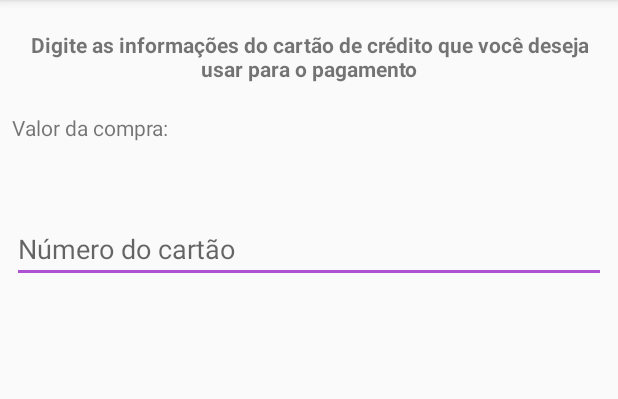
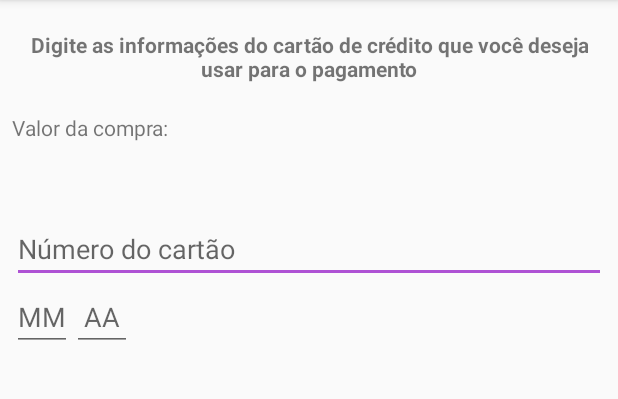
Before and after one commit to clacosta/layout-android-2, an Android app: the screen it shows after launch (PagamentoActivity), on a phone screen of 412 x 824 dp, the part 84-483 px from its top. Run offline under Robolectric (Android 15) with nearby library versions, the phone set to English and light mode, and no system bars.

```diff
--- a/app/src/main/res/layout/activity_pagamento.xml
+++ b/app/src/main/res/layout/activity_pagamento.xml
@@ -7,7 +7,7 @@
     tools:context=".ui.activity.PagamentoActivity">
 
     <TextView
-        android:id="@+id/textView"
+        android:id="@+id/pagamento_orientacao"
         android:layout_width="0dp"
         android:layout_height="wrap_content"
         android:layout_marginStart="20dp"
@@ -24,28 +24,28 @@
         app:layout_constraintVertical_bias="0.0" />
 
     <TextView
-        android:id="@+id/textView2"
+        android:id="@+id/pagamento_valor_da_compra"
         android:layout_width="wrap_content"
         android:layout_height="wrap_content"
         android:layout_marginStart="8dp"
         android:layout_marginTop="20dp"
         android:text="Valor da compra:"
         app:layout_constraintStart_toStartOf="parent"
-        app:layout_constraintTop_toBottomOf="@+id/textView" />
+        app:layout_constraintTop_toBottomOf="@+id/pagamento_orientacao" />
 
     <TextView
-        android:id="@+id/textView3"
+        android:id="@+id/pagamento_preco_pacote"
         android:layout_width="wrap_content"
         android:layout_height="wrap_content"
         android:layout_marginTop="8dp"
         tools:text="R$ 421,50"
         android:textColor="@android:color/holo_green_dark"
         android:textSize="24sp"
-        app:layout_constraintStart_toStartOf="@+id/textView2"
-        app:layout_constraintTop_toBottomOf="@+id/textView2" />
+        app:layout_constraintStart_toStartOf="@+id/pagamento_valor_da_compra"
+        app:layout_constraintTop_toBottomOf="@+id/pagamento_valor_da_compra" />
 
     <EditText
-        android:id="@+id/editText"
+        android:id="@+id/pagamento_numero_cartao"
         android:layout_width="0dp"
         android:layout_height="wrap_content"
         android:layout_marginStart="8dp"
@@ -56,6 +56,29 @@
         android:inputType="number"
         app:layout_constraintEnd_toEndOf="parent"
         app:layout_constraintStart_toStartOf="parent"
-        app:layout_constraintTop_toBottomOf="@+id/textView3" />
+        app:layout_constraintTop_toBottomOf="@+id/pagamento_preco_pacote" />
+
+    <EditText
+        android:id="@+id/pagamento_mes_cartao"
+        android:layout_width="40dp"
+        android:layout_height="wrap_content"
+        app:layout_constraintTop_toBottomOf="@id/pagamento_numero_cartao"
+        app:layout_constraintStart_toStartOf="@id/pagamento_numero_cartao"
+        android:inputType="number"
+        android:maxLength="2"
+        android:hint="MM"
+        android:textAlignment="center"
+        />
+
+    <EditText
+        android:id="@+id/pagamento_ano_cartao"
+        android:layout_width="40dp"
+        android:layout_height="wrap_content"
+        app:layout_constraintTop_toBottomOf="@id/pagamento_numero_cartao"
+        app:layout_constraintStart_toEndOf="@id/pagamento_mes_cartao"
+        android:inputType="number"
+        android:maxLength="2"
+        android:hint="AA"
+        android:textAlignment="center"/>
 
 </android.support.constraint.ConstraintLayout>
```
